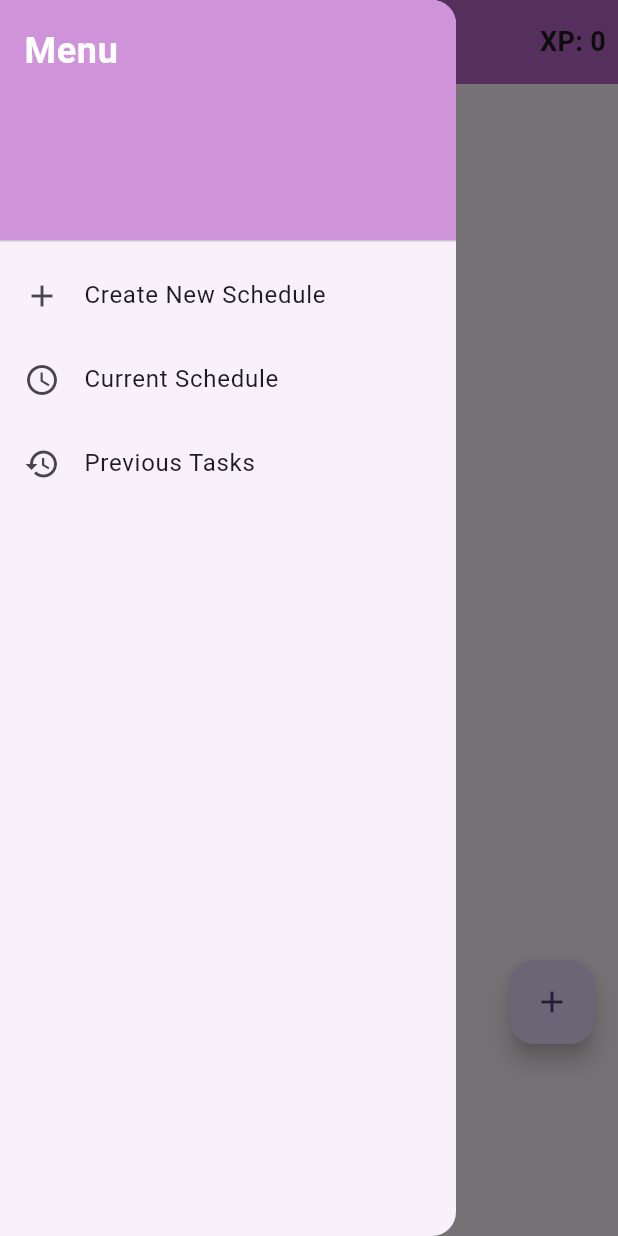
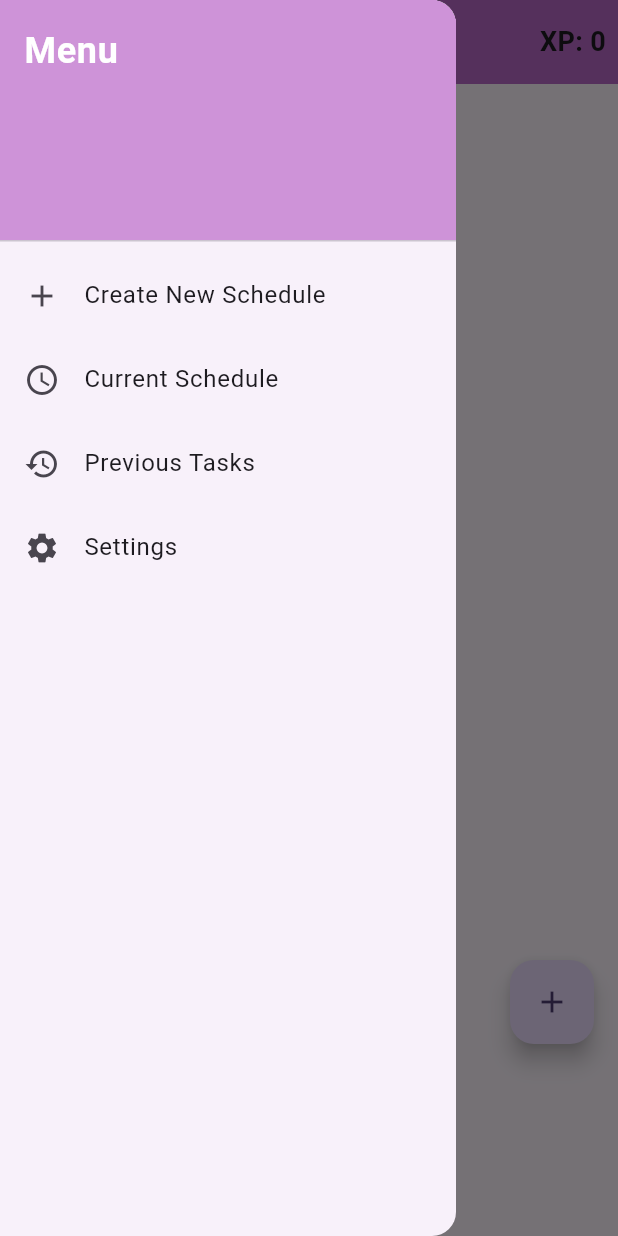
Before and after one commit to aravchand/ProcrastiQuest, a Flutter app: the screen it shows after launch, with the side drawer open, on a phone screen of 412 x 824 dp. Run offline on Flutter 3.47's test engine with Material 3 defaults, Android fonts, the phone set to English and light mode, and no system bars.

Commit message:
Update main_task_app_page.dart

```diff
--- a/lib/main_task_app_page.dart
+++ b/lib/main_task_app_page.dart
@@ -1,3 +1,4 @@
+import 'package:congress_app_challenge_24/settings_page.dart';
 import 'package:flutter/material.dart';
 import 'package:congress_app_challenge_24/test3.dart';
 import 'package:intl/intl.dart';
@@ -35,6 +36,15 @@ class _TaskAppState extends State<TaskApp> {
   List<Task> tasks = [];
   int totalXP = 0; // Store total XP
   List<int> availableTimes = List<int>.filled(7, 120); // Default available time per day
+  Map<String, int> dailyMinutes = {
+    'Monday': 120,
+    'Tuesday': 120,
+    'Wednesday': 120,
+    'Thursday': 120,
+    'Friday': 120,
+    'Saturday': 120,
+    'Sunday': 120,
+  };
 
   Map<String, List<Task>> organizedTasks = {}; // Store organized tasks by day
 
@@ -65,7 +75,13 @@ class _TaskAppState extends State<TaskApp> {
   void _updateTasks(List<Task> newTasks) {
     setState(() {
       tasks = newTasks;
-      totalXP = newTasks.where((task) => task.isCompleted).fold(0, (sum, task) => sum + task.xp);
+      totalXP = newTasks.where((task) => task.isCompleted).fold(0, (sum, task) => sum + Task.XP_of_ONE_SUBTASK);
+    });
+  }
+
+  void _updateDailyMinutes(Map<String, int> newDailyMinutes) {
+    setState(() {
+      dailyMinutes = newDailyMinutes;
     });
   }
 
@@ -139,6 +155,21 @@ class _TaskAppState extends State<TaskApp> {
                 _onDrawerItemTapped(2); // Go to Previous Tasks page
               },
             ),
+            ListTile(
+              leading: const Icon(Icons.settings),
+              title: const Text('Settings'),
+              onTap: () {
+                Navigator.push(
+                  context,
+                  MaterialPageRoute(
+                    builder: (context) => SettingsPage(
+                      dailyMinutes: dailyMinutes,
+                      onMinutesChanged: _updateDailyMinutes,
+                    ),
+                  ),
+                );
+              },
+            ),
           ],
         ),
       ),
```
